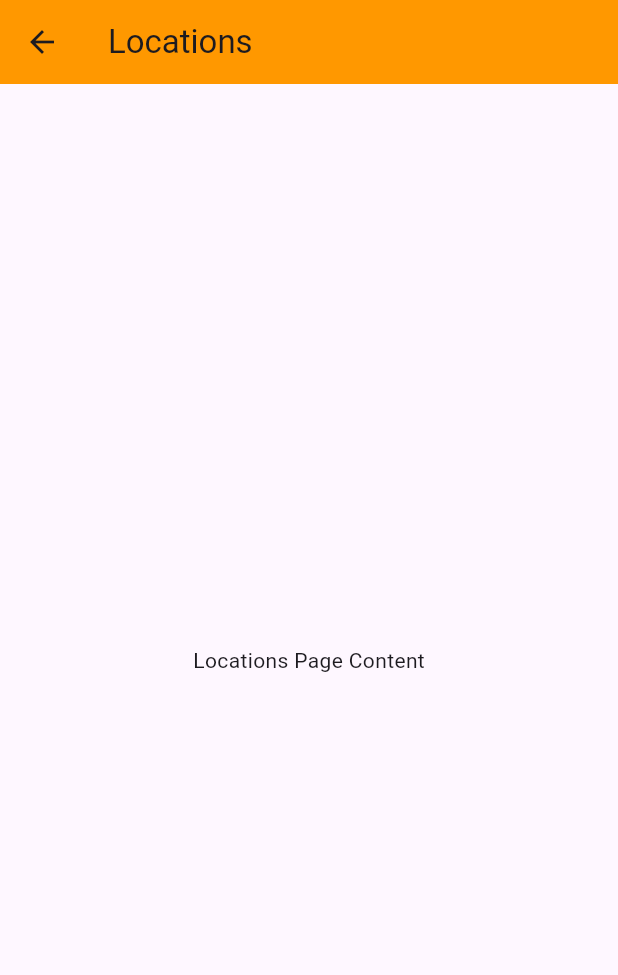
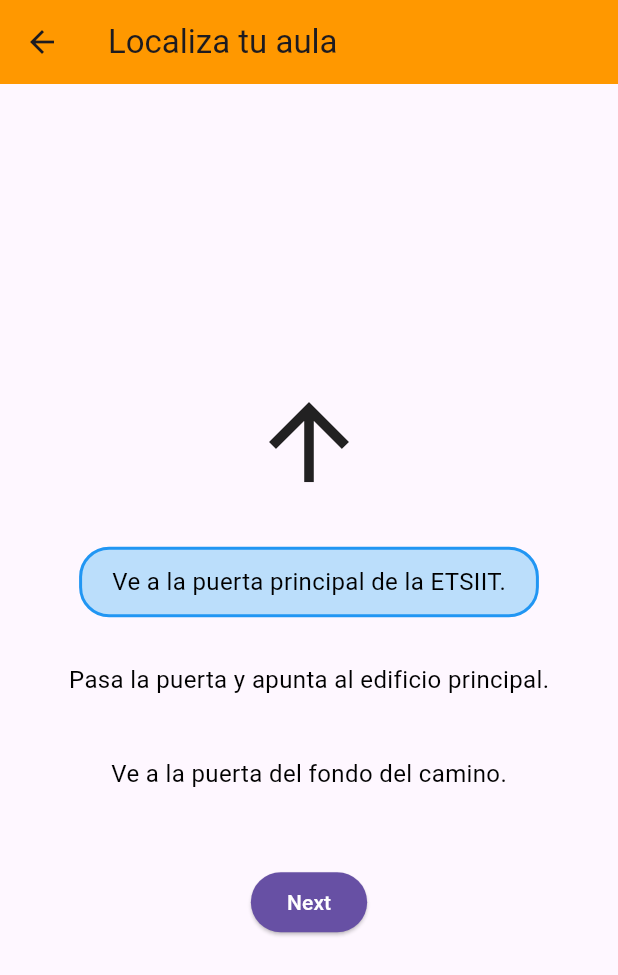
Before and after one commit to pab1s/ETSIIT-info-app, a Flutter app: the HomePage screen opened directly, after a tap on "Localizaciones", on a phone screen of 412 x 824 dp. Shown: the top 975 px of the screen. Run offline on Flutter 3.47's test engine with Material 3 defaults, Android fonts, the phone set to English and light mode, and no system bars; our stand-ins replace camera, carousel_slider, flutter_compass, flutter_map, flutter_tts, geolocator and 7 more; missing offline and left inert: dialogflow_grpc, flutter_map_animations, flutter_pixelmatching, light, syncfusion_flutter_core; statements that could not run were skipped; project files that could hold a hidden picture were left out.

Commit message:
Añadido localización interior

```diff
--- a/lib/pages/home_page.dart
+++ b/lib/pages/home_page.dart
@@ -4,7 +4,7 @@ import 'package:light/light.dart';
 
 import '../widgets/top_bar.dart';
 import '../widgets/side_bar.dart';
-import 'locations_page.dart';
+import 'indoor_navigation_page.dart';
 import 'subjects_page.dart';
 import 'time_table_page.dart';
 import 'menu_page.dart';
@@ -119,7 +119,8 @@ class _HomePageState extends State<HomePage> {
                   onTap: () => Navigator.push(
                     context,
                     MaterialPageRoute(
-                        builder: (context) => const LocationsPage()),
+                        builder: (context) =>
+                            const IndoorNavPage(subfolderName: "lab")),
                   ),
                 ),
                 _buildGridButton(
--- /dev/null
+++ b/lib/pages/indoor_navigation_page.dart
@@ -0,0 +1,353 @@
+import 'dart:async';
+import 'dart:io';
+import 'package:camera/camera.dart';
+import 'package:flutter/services.dart';
+import 'package:flutter/material.dart';
+import 'package:image/image.dart' as imglib;
+import 'package:geolocator/geolocator.dart';
+import 'package:flutter_compass/flutter_compass.dart';
+import 'package:flutter_pixelmatching/flutter_pixelmatching.dart';
+import 'package:image_picker/image_picker.dart';
+import 'dart:math' as math;
+
+import '../widgets/top_bar.dart';
+import '../utils/location_service.dart';
+import '../entities/indoor.dart';
+
+class IndoorNavPage extends StatefulWidget {
+  final String subfolderName;
+
+  const IndoorNavPage({super.key, required this.subfolderName});
+
+  @override
+  // ignore: library_private_types_in_public_api
+  _IndoorNavPageState createState() => _IndoorNavPageState();
+}
+
+class _IndoorNavPageState extends State<IndoorNavPage>
+    with SingleTickerProviderStateMixin {
+  late List<String> sentences;
+  int highlightedIndex = 0;
+  StreamSubscription? _compassSubscription;
+  CameraController? _cameraController;
+  late Uint8List imageBytes;
+  double _currentBearing = 0.0;
+  Position? _currentPosition;
+  late Timer _timer;
+  bool isNearTarget = false;
+  static const double proximityThreshold = 5.0; // 5 meters
+  late AnimationController _controller;
+  late Animation<double> _animation;
+
+  @override
+  void initState() {
+    super.initState();
+    _initCamera();
+    _initLocationAndOrientationListeners();
+    sentences = receiveInstructions(widget.subfolderName);
+    _initializePage();
+  }
+
+  void _initializePage() async {
+    _controller = AnimationController(
+      duration: const Duration(milliseconds: 300),
+      vsync: this,
+    );
+    _animation = Tween<double>(begin: 1.0, end: 1.2).animate(_controller);
+    _timer = Timer.periodic(
+        const Duration(seconds: 1), (Timer t) => _checkProximity());
+    await _loadTargetImage(); // Ensure this is completed before any comparison
+  }
+
+  @override
+  void dispose() {
+    _timer.cancel();
+    _cameraController?.dispose();
+    _compassSubscription?.cancel();
+    _controller.dispose();
+    super.dispose();
+  }
+
+  void _checkProximity() async {
+    if (_currentPosition == null) return;
+
+    final targetCoordinates =
+        receiveCoordinates(widget.subfolderName)[highlightedIndex];
+    double distance = Geolocator.distanceBetween(
+      _currentPosition!.latitude,
+      _currentPosition!.longitude,
+      targetCoordinates.latitude,
+      targetCoordinates.longitude,
+    );
+    setState(() {
+      isNearTarget = distance <= proximityThreshold;
+    });
+  }
+
+  void _highlightNextOrFinish() {
+    bool isLastSentence = highlightedIndex == sentences.length - 1;
+    if (!isLastSentence) {
+      _takePhotoAndCompare();
+    } else {
+      Navigator.of(context).pop();
+    }
+  }
+
+  Future<void> _initCamera() async {
+    final cameras = await availableCameras();
+    final firstCamera = cameras.first;
+
+    _cameraController = CameraController(
+      firstCamera,
+      ResolutionPreset.high,
+      imageFormatGroup: ImageFormatGroup.jpeg,
+    );
+
+    await _cameraController?.initialize();
+  }
+
+  Future<void> _loadTargetImage() async {
+    int imageIndex = highlightedIndex < sentences.length - 1
+        ? highlightedIndex
+        : highlightedIndex - 1;
+    String imagePath = 'assets/indoor/${widget.subfolderName}/$imageIndex.jpeg';
+    ByteData data = await rootBundle.load(imagePath);
+    imageBytes = data.buffer.asUint8List();
+  }
+
+  void _takePhotoAndCompare() async {
+    final ImagePicker picker = ImagePicker();
+    await _loadTargetImage();
+
+    try {
+      // Capture image using device's camera
+      final XFile? photo = await picker.pickImage(source: ImageSource.camera);
+
+      if (photo != null) {
+        File imageFile = File(photo.path);
+        Uint8List capturedImageBytes = await imageFile.readAsBytes();
+
+        // Resize and compare images
+        final similarity = await _compareImages(capturedImageBytes, imageBytes);
+        _handleComparisonResult(similarity);
+      } else {
+        print('No image selected.');
+      }
+    } catch (e) {
+      print('Error taking photo: $e');
+    }
+  }
+
+  Future<double> _compareImages(
+      Uint8List capturedImage, Uint8List targetImage) async {
+    // Resize target image
+    final imglib.Image? targetImg = imglib.decodeImage(targetImage);
+    final imglib.Image resizedTargetImg =
+        imglib.copyResize(targetImg!, width: 720);
+    final resizedTargetBytes = imglib.encodeJpg(resizedTargetImg);
+
+    // Initialize PixelMatching
+    final matching = PixelMatching();
+    await matching.initialize(image: resizedTargetBytes);
+
+    // Process captured image
+    double similarity = await matching.similarity(capturedImage);
+    return similarity;
+  }
+
+  void _handleComparisonResult(double similarity) {
+    print('Similarity: $similarity');
+
+    if (similarity >= 0.85) {
+      setState(() {
+        highlightedIndex++;
+      });
+    } else {
+      _showDialog("¡Ups!", "La imagen no coicide", retry: true);
+    }
+  }
+
+  void _showDialog(String title, String content, {bool retry = false}) {
+    showDialog(
+      context: context,
+      builder: (BuildContext context) {
+        return AlertDialog(
+          title: Text(title),
+          content: Text(content),
+          actions: <Widget>[
+            if (retry)
+              TextButton(
+                child: const Text("Intentar de nuevo"),
+                onPressed: () {
+                  Navigator.of(context).pop();
+                  _takePhotoAndCompare();
+                },
+              ),
+            TextButton(
+              child: Text(retry ? "Continuar de todas formas" : "OK"),
+              onPressed: () {
+                Navigator.of(context).pop();
+                if (retry) {
+                  setState(() {
+                    highlightedIndex++;
+                  });
+                  _controller.forward().then((_) => _controller.reverse());
+                }
+              },
+            ),
+          ],
+        );
+      },
+    );
+  }
+
+  void _initLocationAndOrientationListeners() async {
+    _currentPosition = await LocationService.determinePosition();
+
+    _compassSubscription = FlutterCompass.events!.listen((compassEvent) {
+      setState(() {
+        if (_currentPosition != null && sentences.isNotEmpty) {
+          final targetCoordinates =
+              receiveCoordinates(widget.subfolderName)[highlightedIndex];
+          double targetBearing = Geolocator.bearingBetween(
+            _currentPosition!.latitude,
+            _currentPosition!.longitude,
+            targetCoordinates.latitude,
+            targetCoordinates.longitude,
+          );
+          _currentBearing = compassEvent.heading! - targetBearing;
+        }
+      });
+    });
+  }
+
+  Future<bool> _isUserNearTarget() async {
+    if (_currentPosition == null) {
+      return false;
+    }
+    final targetCoordinates =
+        receiveCoordinates(widget.subfolderName)[highlightedIndex];
+    double distance = Geolocator.distanceBetween(
+      _currentPosition!.latitude,
+      _currentPosition!.longitude,
+      targetCoordinates.latitude,
+      targetCoordinates.longitude,
+    );
+    return distance <= proximityThreshold;
+  }
+
+  @override
+  Widget build(BuildContext context) {
+    bool isLastSentence = highlightedIndex == sentences.length - 1;
+    bool isDarkMode = Theme.of(context).brightness == Brightness.dark;
+    List<String> displayedSentences = _getDisplayedSentences();
+
+    return Scaffold(
+      appBar: const TopBar(
+        title: "Localiza tu aula",
+        //isDarkMode: isDarkMode,
+      ),
+      body: FutureBuilder<bool>(
+        future: _isUserNearTarget(),
+        builder: (context, snapshot) {
+          bool isNearTarget = snapshot.data ?? false;
+
+          return Center(
+            child: Column(
+              mainAxisSize: MainAxisSize.min,
+              children: <Widget>[
+                if (isNearTarget)
+                  Container(
+                    padding: const EdgeInsets.all(10),
+                    margin: const EdgeInsets.only(bottom: 20),
+                    decoration: BoxDecoration(
+                      color: Colors.green,
+                      borderRadius: BorderRadius.circular(10),
+                    ),
+                    child: const Text(
+                      "You are near!",
+                      style: TextStyle(
+                        color: Colors.white,
+                        fontWeight: FontWeight.bold,
+                      ),
+                    ),
+                  ),
+                Transform.rotate(
+                  angle: -_currentBearing * (math.pi / 180.0),
+                  child: const Icon(Icons.arrow_upward, size: 80),
+                ),
+                const SizedBox(height: 20),
+                ...List.generate(displayedSentences.length, (index) {
+                  int actualIndex =
+                      sentences.indexOf(displayedSentences[index]);
+                  return AnimatedBuilder(
+                    animation: _controller,
+                    builder: (context, child) {
+                      final scale = actualIndex == highlightedIndex
+                          ? _animation.value
+                          : 1.0;
+                      return Transform.scale(
+                        scale: scale,
+                        child: Container(
+                          margin: const EdgeInsets.all(10),
+                          padding: const EdgeInsets.symmetric(
+                              horizontal: 20, vertical: 10),
+                          decoration: BoxDecoration(
+                            borderRadius: BorderRadius.circular(20),
+                            color: actualIndex == highlightedIndex
+                                ? Colors.blue[100]
+                                : Colors.transparent,
+                            border: actualIndex == highlightedIndex
+                                ? Border.all(color: Colors.blue, width: 2)
+                                : null,
+                          ),
+                          child: Text(
+                            displayedSentences[index],
+                            style: const TextStyle(
+                              color: Colors.black,
+                              fontSize: 16,
+                            ),
+                          ),
+                        ),
+                      );
+                    },
+                  );
+                }),
+                const SizedBox(height: 30),
+                ElevatedButton(
+                  onPressed: _highlightNextOrFinish,
+                  style: ElevatedButton.styleFrom(
+                    backgroundColor: isLastSentence
+                        ? Colors.green
+                        : Theme.of(context).primaryColor,
+                  ),
+                  child: Text(
+                    isLastSentence ? "Finish" : "Next",
+                    style: TextStyle(
+                      color: isDarkMode ? Colors.black : Colors.white,
+                    ),
+                  ),
+                ),
+              ],
+            ),
+          );
+        },
+      ),
+    );
+  }
+
+  List<String> _getDisplayedSentences() {
+    int totalSentences = sentences.length;
+    if (totalSentences <= 3) {
+      return sentences;
+    }
+
+    if (highlightedIndex == 0) {
+      return sentences.sublist(0, 3);
+    } else if (highlightedIndex == totalSentences - 1) {
+      return sentences.sublist(totalSentences - 3);
+    } else {
+      return sentences.sublist(highlightedIndex - 1, highlightedIndex + 2);
+    }
+  }
+}
--- a/lib/pages/locations_page.dart
+++ /dev/null
@@ -1,16 +0,0 @@
-import 'package:flutter/material.dart';
-import '../widgets/top_bar.dart';
-
-class LocationsPage extends StatelessWidget {
-  const LocationsPage({super.key});
-
-  @override
-  Widget build(BuildContext context) {
-    return const Scaffold(
-      appBar: TopBar(title: 'Locations'),
-      body: Center(
-        child: Text('Locations Page Content'),
-      ),
-    );
-  }
-}
--- a/lib/pages/login_page.dart
+++ b/lib/pages/login_page.dart
@@ -93,7 +93,7 @@ class _LoginPageState extends State<LoginPage> {
               onPressed: () {
                 Navigator.pushReplacement(
                   context,
-                  MaterialPageRoute(builder: (context) => MainPage()),
+                  MaterialPageRoute(builder: (context) => const MainPage()),
                 );
               },
               style: TextButton.styleFrom(
--- a/lib/pages/main_page.dart
+++ b/lib/pages/main_page.dart
@@ -1,9 +1,8 @@
 import 'package:flutter/material.dart';
-import 'home_page.dart'; // Import other pages similarly
+import 'home_page.dart';
 import 'tuiqr_page.dart';
 import 'mapa_page.dart';
 import 'dialogflow.dart';
-import '../widgets/bottom_bar.dart'; // Your custom BottomBar widget
 
 class MainPage extends StatefulWidget {
   const MainPage({super.key});
--- a/lib/pages/mapa_page.dart
+++ b/lib/pages/mapa_page.dart
@@ -9,7 +9,7 @@ import 'dart:async';
 import '../widgets/top_bar.dart';
 import '../utils/location_service.dart';
 import '../utils/pedometer_service.dart';
-import 'map_page.dart';
+import 'navigation_page.dart';
 
 class MapaPage extends StatefulWidget {
   const MapaPage({super.key});
@@ -322,7 +322,7 @@ class _MapaPageState extends State<MapaPage> with TickerProviderStateMixin {
                 Navigator.push(
                   context,
                   MaterialPageRoute(
-                    builder: (context) => MapPage(
+                    builder: (context) => NavigationPage(
                       destLatitude: lat,
                       destLongitude: lon,
                     ),
--- a/lib/pages/menu_page.dart
+++ b/lib/pages/menu_page.dart
@@ -4,7 +4,7 @@ import 'package:flutter/material.dart';
 import 'package:carousel_slider/carousel_slider.dart';
 import 'package:sensors_plus/sensors_plus.dart';
 import 'menudetails_page.dart';
-import 'map_page.dart';
+import 'navigation_page.dart';
 import 'package:light/light.dart';
 
 class MenuPage extends StatefulWidget {
@@ -118,7 +118,7 @@ class _MenuPageState extends State<MenuPage> {
                                 onPressed: () {
                                   Navigator.pop(context); // Cierra el diálogo
                                   Navigator.of(context).push(MaterialPageRoute(
-                                    builder: (_) => const MapPage(
+                                    builder: (_) => const NavigationPage(
                                         destLatitude: 37.19436,
                                         destLongitude: -3.60441),
                                   ));
```
Also changed, not shown: lib/entities/indoor.dart (added, +57 -0 lines), lib/pages/navigation_page.dart (renamed from lib/pages/map_page.dart, +5 -4 lines), lib/widgets/bottom_bar.dart (+41 -32 lines), pubspec.yaml (+6 -1 lines), assets/indoor/lab/0.jpeg (added), assets/indoor/lab/1.jpeg (added), assets/indoor/lab/2.jpeg (added), assets/indoor/lab/3.jpeg (added), assets/indoor/lab/4.jpeg (added), assets/indoor/lab/5.jpeg (added), assets/indoor/lab/6.jpeg (added), assets/indoor/trial/0.jpeg (added), assets/indoor/trial/1.jpeg (added), pubspec.lock, 7 other files.
